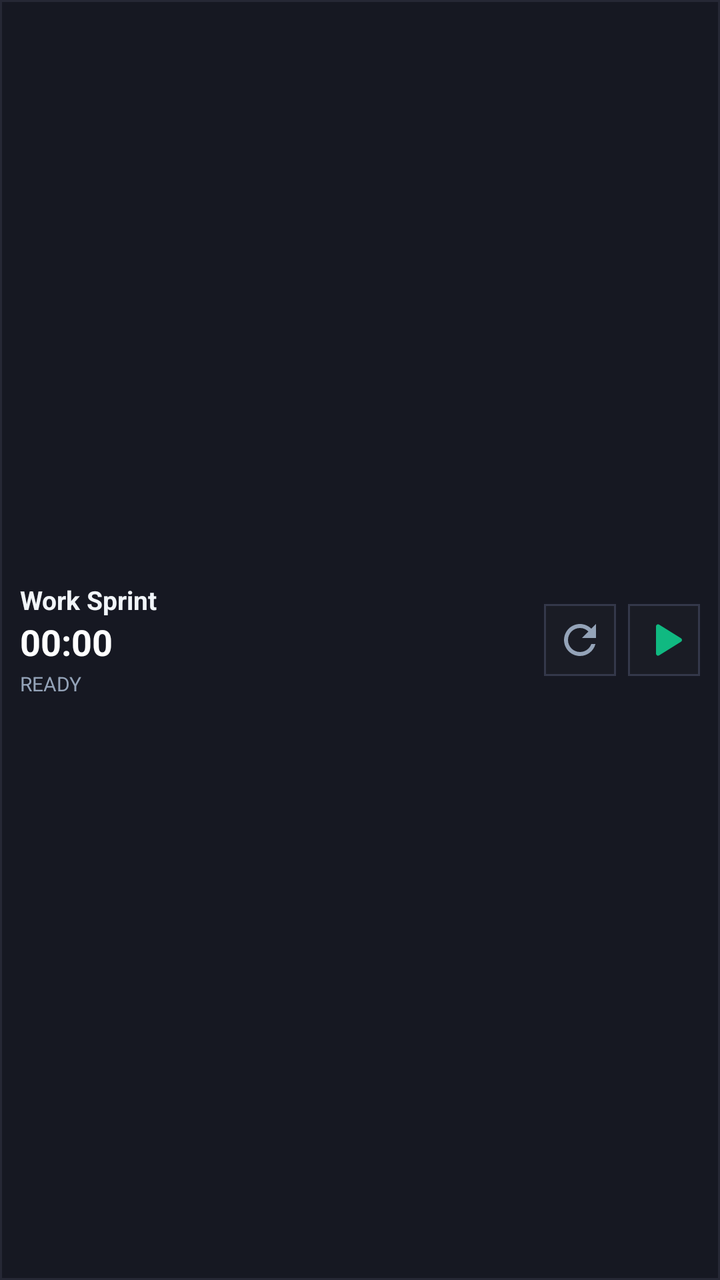
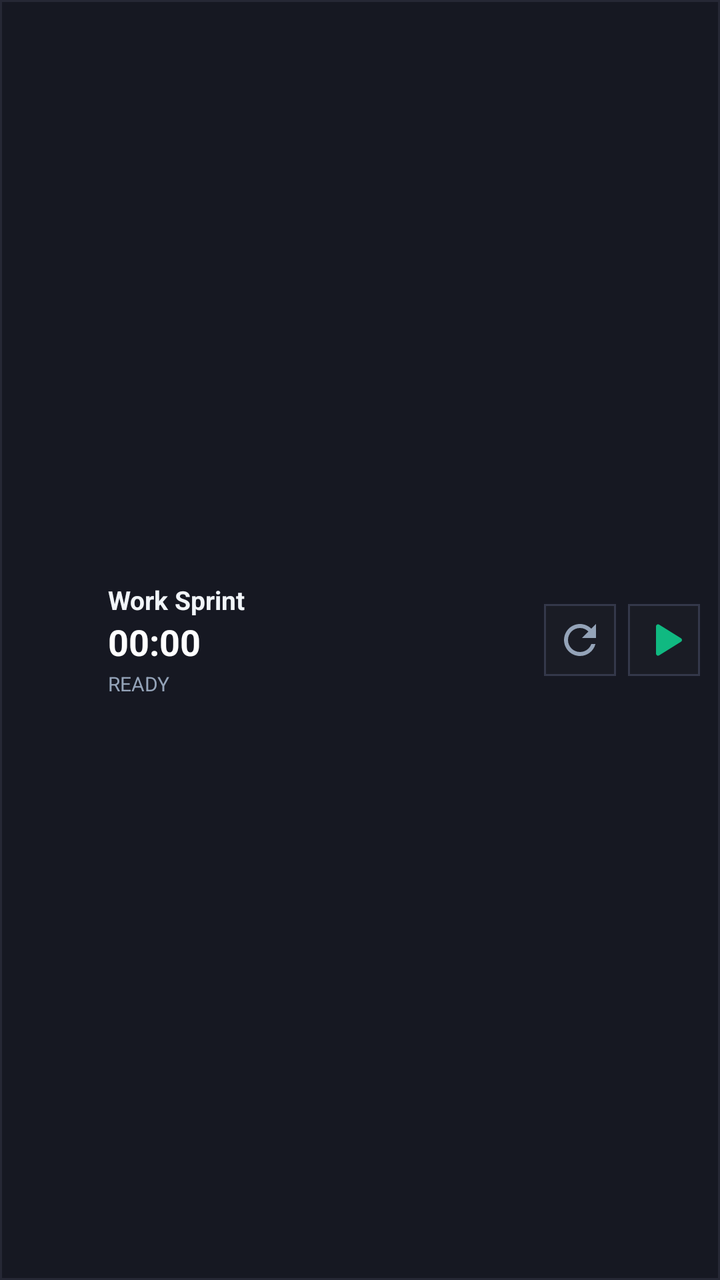

An Android layout rendered at two revisions. The XML below is the earlier revision; the diff shows what the commit changed to produce the second picture.
<!-- AndroidManifest.xml: application theme Theme.MultiTimer -->
<!-- res/layout/widget_timer_item.xml -->
<?xml version="1.0" encoding="utf-8"?>
<LinearLayout xmlns:android="http://schemas.android.com/apk/res/android"
    android:id="@+id/item_root"
    android:layout_width="match_parent"
    android:layout_height="wrap_content"
    android:background="@drawable/widget_item_bg"
    android:gravity="center_vertical"
    android:orientation="horizontal"
    android:padding="10dp">

    
    <LinearLayout
        android:layout_width="0dp"
        android:layout_height="wrap_content"
        android:layout_weight="1"
        android:orientation="vertical">

        <TextView
            android:id="@+id/timer_name"
            android:layout_width="wrap_content"
            android:layout_height="wrap_content"
            android:ellipsize="end"
            android:maxLines="1"
            android:text="Work Sprint"
            android:textColor="#F1F5F9"
            android:textSize="13sp"
            android:textStyle="bold" />

        
        <Chronometer
            android:id="@+id/chronometer_view"
            android:layout_width="wrap_content"
            android:layout_height="wrap_content"
            android:textColor="#FFFFFF"
            android:textSize="18sp"
            android:textStyle="bold" />

        
        <TextView
            android:id="@+id/timer_text"
            android:layout_width="wrap_content"
            android:layout_height="wrap_content"
            android:text="25:00"
            android:textColor="#FFFFFF"
            android:textSize="18sp"
            android:textStyle="bold"
            android:visibility="gone" />

        
        <ProgressBar
            android:id="@+id/timer_progress"
            style="@android:style/Widget.ProgressBar.Horizontal"
            android:layout_width="match_parent"
            android:layout_height="6dp"
            android:layout_marginTop="4dp"
            android:layout_marginEnd="12dp"
            android:max="100"
            android:progress="0"
            android:progressDrawable="@drawable/progress_bar_custom"
            android:visibility="gone" />

        <TextView
            android:id="@+id/timer_status_label"
            android:layout_width="wrap_content"
            android:layout_height="wrap_content"
            android:layout_marginTop="2dp"
            android:text="READY"
            android:textColor="#94A3B8"
            android:textSize="10sp" />
    </LinearLayout>

    
    <LinearLayout
        android:layout_width="wrap_content"
        android:layout_height="wrap_content"
        android:gravity="center"
        android:orientation="horizontal">

        
        <ImageButton
            android:id="@+id/btn_reset"
            android:layout_width="36dp"
            android:layout_height="36dp"
            android:background="@drawable/btn_action_bg"
            android:contentDescription="Reset"
            android:src="@drawable/ic_reset"
            android:focusable="false"
            android:clickable="true"
            android:layout_marginEnd="6dp" />

        
        <ImageButton
            android:id="@+id/btn_play_pause"
            android:layout_width="36dp"
            android:layout_height="36dp"
            android:background="@drawable/btn_action_bg"
            android:contentDescription="Start or Pause"
            android:src="@drawable/ic_play"
            android:focusable="false"
            android:clickable="true" />
    </LinearLayout>

</LinearLayout>
<!-- resources referenced by this layout -->
<resources>
  <!-- drawable btn_action_bg (drawable) -->
  <?xml version="1.0" encoding="utf-8"?>
  <shape xmlns:android="http://schemas.android.com/apk/res/android"
      android:shape="rectangle">
      <solid android:color="#1A1C25" />
      <corners android:radius="0dp" />
      <stroke
          android:width="1dp"
          android:color="#34384A" />
      <size
          android:width="36dp"
          android:height="36dp" />
  </shape>
  <!-- drawable ic_play (drawable) -->
  <vector xmlns:android="http://schemas.android.com/apk/res/android"
      android:width="24dp"
      android:height="24dp"
      android:viewportWidth="24"
      android:viewportHeight="24">
      <path
          android:fillColor="#10B981"
          android:pathData="M8,5.14v13.72a1,1 0,0 0,1.52 0.86l11,-6.86a1,1 0,0 0,0 -1.72l-11,-6.86A1,1 0,0 0,8 5.14z"/>
  </vector>
  <!-- drawable ic_reset (drawable) -->
  <vector xmlns:android="http://schemas.android.com/apk/res/android"
      android:width="24dp"
      android:height="24dp"
      android:viewportWidth="24"
      android:viewportHeight="24">
      <path
          android:fillColor="#94A3B8"
          android:pathData="M17.65,6.35C16.2,4.9 14.21,4 12,4c-4.42,0 -7.99,3.58 -7.99,8s3.57,8 7.99,8c3.73,0 6.84,-2.55 7.73,-6h-2.08c-0.82,2.33 -3.04,4 -5.65,4 -3.31,0 -6,-2.69 -6,-6s2.69,-6 6,-6c1.66,0 3.14,0.69 4.22,1.78L13,11h7V4l-2.35,2.35z"/>
  </vector>
  <!-- drawable progress_bar_custom (drawable) -->
  <layer-list xmlns:android="http://schemas.android.com/apk/res/android">
      <item android:id="@android:id/background">
          <shape>
              <corners android:radius="0dp" />
              <solid android:color="#1A1C25" />
              <stroke
                  android:width="1dp"
                  android:color="#242632" />
          </shape>
      </item>
      <item android:id="@android:id/progress">
          <clip>
              <shape>
                  <corners android:radius="0dp" />
                  <solid android:color="#6B8FA3" />
              </shape>
          </clip>
      </item>
  </layer-list>
  <!-- drawable widget_item_bg (drawable) -->
  <shape xmlns:android="http://schemas.android.com/apk/res/android"
      android:shape="rectangle">
      <solid android:color="#161822" />
      <corners android:radius="0dp" />
      <stroke
          android:width="1dp"
          android:color="#262835" />
  </shape>
  <style name="Theme.MultiTimer" parent="Theme.Material3.Dark.NoActionBar">
          <item name="colorPrimary">@color/primary</item>
          <item name="colorSecondary">@color/accent</item>
          <item name="android:statusBarColor">@color/bg_dark</item>
          <item name="android:windowBackground">@color/bg_dark</item>
      </style>
  <color name="primary">#6B8FA3</color>
  <color name="accent">#638573</color>
  <color name="bg_dark">#090A0D</color>
</resources>

<!-- the commit's change to res/layout/widget_timer_item.xml (unified diff, before → after) -->
@@ -9,11 +9,21 @@
     android:padding="10dp">
 
     
+    <ImageView
+        android:id="@+id/timer_circle_gauge"
+        android:layout_width="34dp"
+        android:layout_height="34dp"
+        android:layout_marginEnd="10dp"
+        android:scaleType="fitCenter"
+        android:contentDescription="Mini Progress Ring" />
+
+    
     <LinearLayout
         android:layout_width="0dp"
         android:layout_height="wrap_content"
         android:layout_weight="1"
         android:orientation="vertical">
+
 
         <TextView
             android:id="@+id/timer_name"
